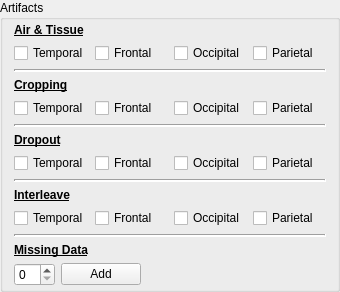
Before: the Qt Designer form Resources/UI/dwiArtifactWidget.ui in reginakim/SlicerQAExtension, drawn with Qt 5.
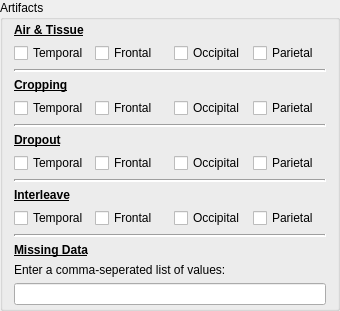
After: the same form once the commit is applied.

Commit message: ENH: Radio buttons are enabled at start and missing data has an editable text line widget

The edit to the form file:
```diff
--- a/Resources/UI/dwiArtifactWidget.ui
+++ b/Resources/UI/dwiArtifactWidget.ui
@@ -7,7 +7,7 @@
     <x>0</x>
     <y>0</y>
     <width>340</width>
-    <height>236</height>
+    <height>310</height>
    </rect>
   </property>
   <property name="sizePolicy">
@@ -372,43 +372,15 @@
     </widget>
    </item>
    <item>
-    <widget class="QFrame" name="missingDataFrame">
-     <property name="frameShape">
-      <enum>QFrame::NoFrame</enum>
+    <widget class="QLabel" name="missingUserInfo">
+     <property name="text">
+      <string>Enter a comma-seperated list of values:</string>
      </property>
-     <property name="frameShadow">
-      <enum>QFrame::Raised</enum>
-     </property>
-     <layout class="QHBoxLayout" name="horizontalLayout_5">
-      <property name="margin">
-       <number>0</number>
-      </property>
-      <item>
-       <widget class="QSpinBox" name="selectMissing"/>
-      </item>
-      <item>
-       <widget class="QPushButton" name="addMissing">
-        <property name="text">
-         <string>Add</string>
-        </property>
-       </widget>
-      </item>
-      <item>
-       <spacer name="horizontalSpacer">
-        <property name="orientation">
-         <enum>Qt::Horizontal</enum>
-        </property>
-        <property name="sizeHint" stdset="0">
-         <size>
-          <width>40</width>
-          <height>20</height>
-         </size>
-        </property>
-       </spacer>
-      </item>
-     </layout>
     </widget>
    </item>
+   <item>
+    <widget class="QLineEdit" name="missingLineEdit"/>
+   </item>
   </layout>
  </widget>
  <resources/>
```
Left out of the diff: 36 changed lines with no effect on the pictures. The commit also changes 2 other files.
